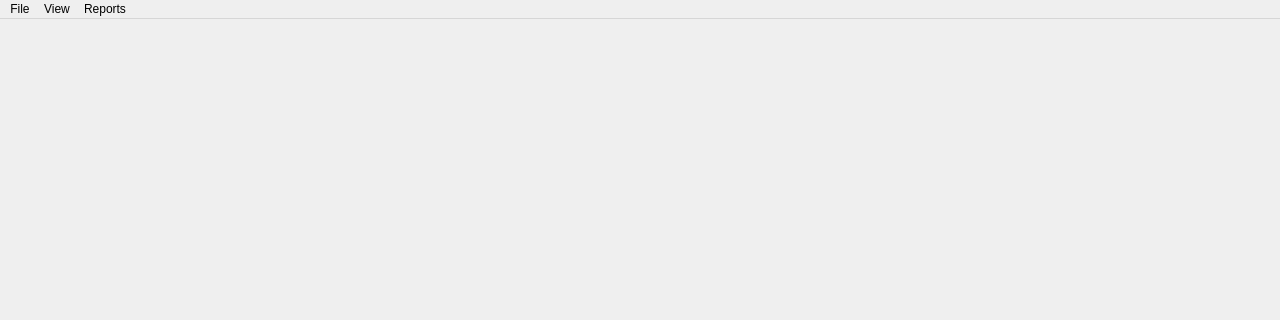
Above: mainwindow.ui from B-Minus-Programmers/jojibrush before the change; both pictures show x 0 to 1280 and y 0 to 320 of the 1280 by 720 pixel window. Below: the same form after it.
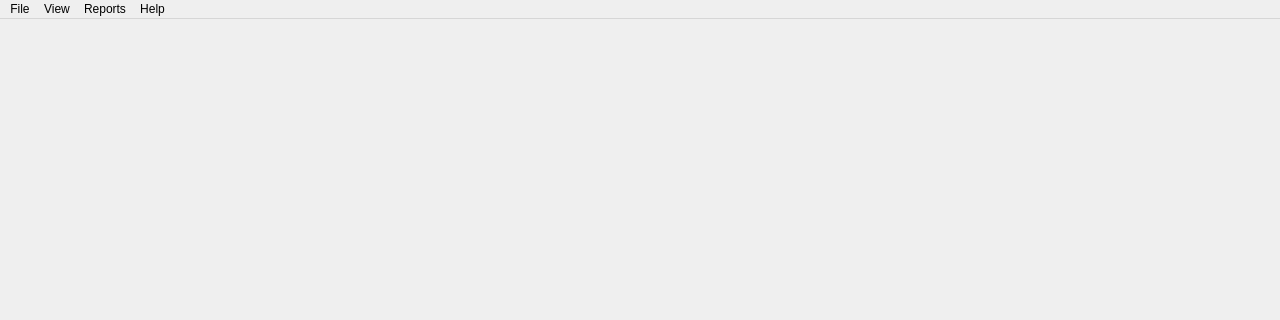
That is the form after the change. Icons and pictures are not drawn.

```diff
--- a/mainwindow.ui
+++ b/mainwindow.ui
@@ -24,7 +24,7 @@
      <x>0</x>
      <y>0</y>
      <width>1280</width>
-     <height>22</height>
+     <height>21</height>
     </rect>
    </property>
    <widget class="QMenu" name="menuFile">
@@ -52,9 +52,16 @@
     </property>
     <addaction name="actionShow_Shape_IDs"/>
    </widget>
+   <widget class="QMenu" name="menuHelp">
+    <property name="title">
+     <string>Help</string>
+    </property>
+    <addaction name="actionAbout_Us"/>
+   </widget>
    <addaction name="menuFile"/>
    <addaction name="menuView"/>
    <addaction name="menuReports"/>
+   <addaction name="menuHelp"/>
   </widget>
   <widget class="QStatusBar" name="statusBar"/>
   <action name="actionSave">
```
Left out of the diff: 5 changed lines with no effect on the pictures.
